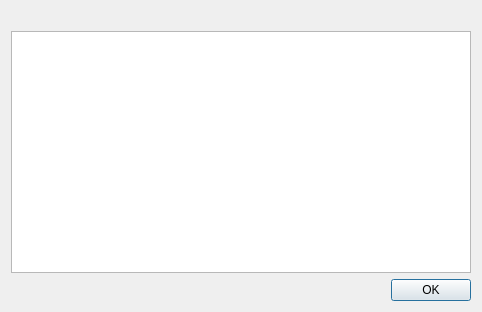
The window that client/src/ui/dialogs/license_notification_dialog.ui (networkoptix/nx_open) describes before a commit, drawn with Qt 5.
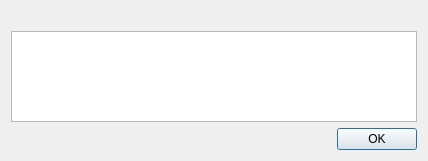
The same window after the commit.

Commit message:
Auto-resize columns in license warning dialog.
<==== Mercurial data ====>
Branch: master

The edit to the form file:
```diff
--- a/client/src/ui/dialogs/license_notification_dialog.ui
+++ b/client/src/ui/dialogs/license_notification_dialog.ui
@@ -6,8 +6,8 @@
    <rect>
     <x>0</x>
     <y>0</y>
-    <width>482</width>
-    <height>312</height>
+    <width>428</width>
+    <height>161</height>
    </rect>
   </property>
   <property name="windowTitle">
```
Left out of the diff: 2 changed lines with no effect on the pictures. The commit also changes 1 other file.
